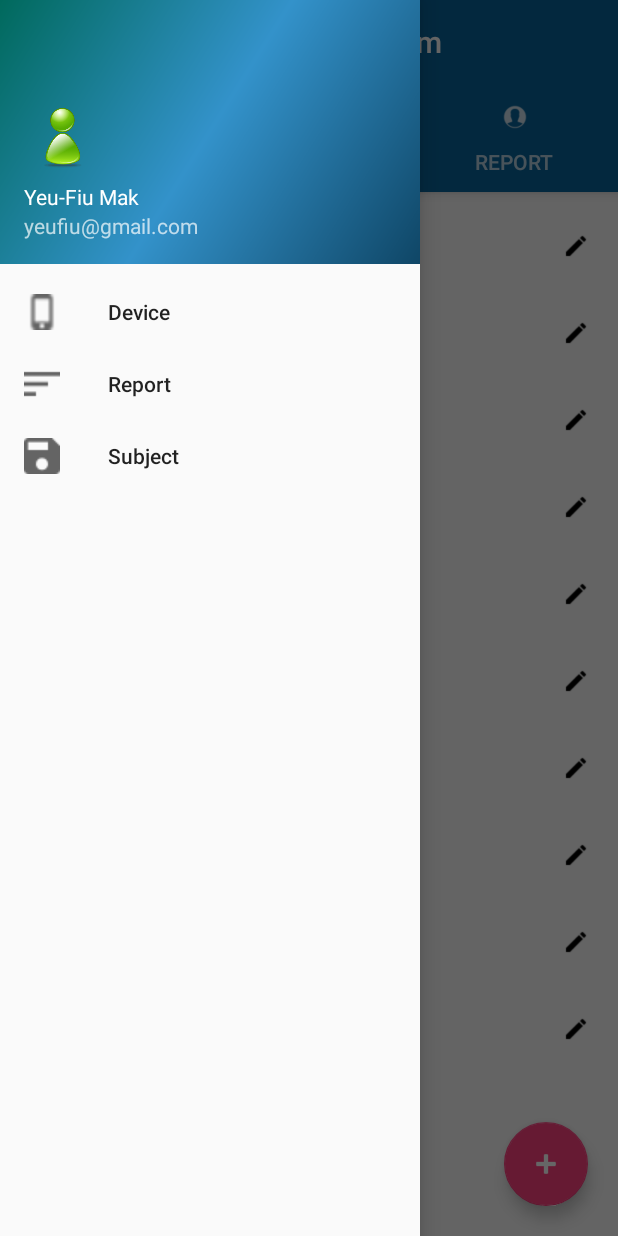
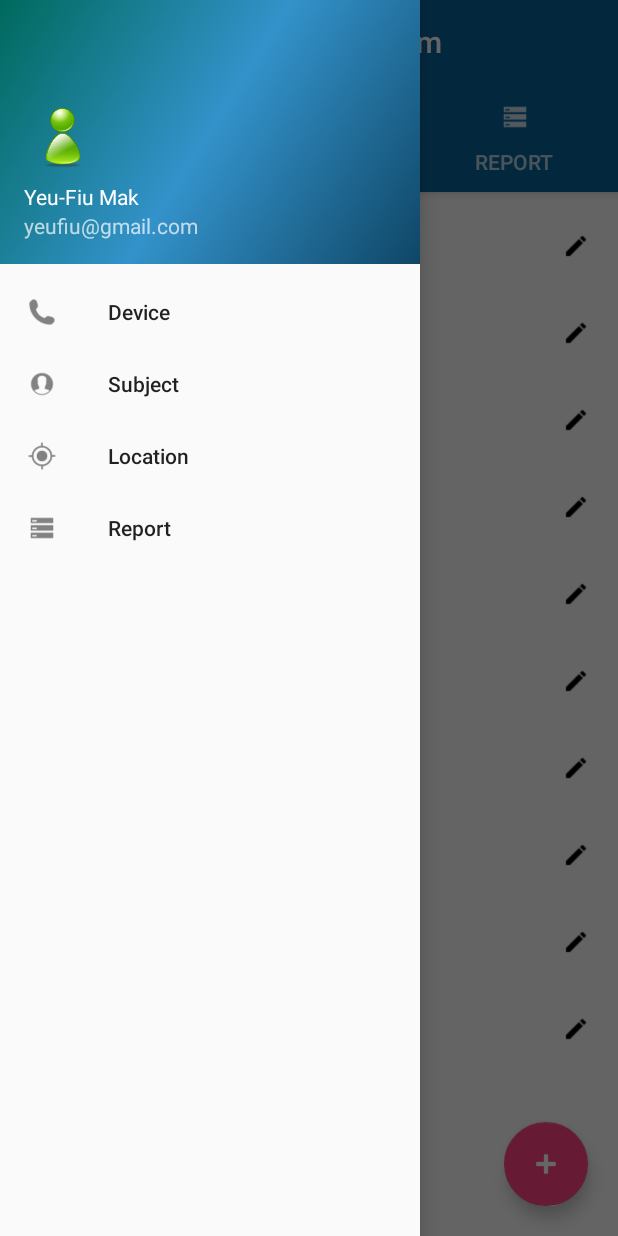
Before and after one commit to xuanphu262/FeedbackSystem, an Android app: the screen it shows after launch (AdminMainActivity), with the side drawer open, on a phone screen of 412 x 824 dp. Run offline under Robolectric (Android 15) with nearby library versions, the phone set to English and light mode, and no system bars.

Commit message:
-- change icon for menu bar

```diff
--- a/FeedbackSystemApp/app/src/main/AndroidManifest.xml
+++ b/FeedbackSystemApp/app/src/main/AndroidManifest.xml
@@ -9,7 +9,7 @@
 
     <application
         android:allowBackup="true"
-        android:icon="@mipmap/ic_launcher"
+        android:icon="@drawable/ic_feedback_app"
         android:label="@string/app_name"
         android:roundIcon="@mipmap/ic_launcher_round"
         android:supportsRtl="true"
--- a/FeedbackSystemApp/app/src/main/java/android/mobile/feedbacksystem/ui/admin/AdminMainActivity.java
+++ b/FeedbackSystemApp/app/src/main/java/android/mobile/feedbacksystem/ui/admin/AdminMainActivity.java
@@ -27,8 +27,8 @@ public class AdminMainActivity extends AppCompatActivity
     private TabLayout tabLayout;
     private int[] tabIcons = {
             R.drawable.ic_tab_call,
-            R.drawable.ic_tab_favourite,
-            R.drawable.ic_tab_contacts};
+            R.drawable.ic_location_found,
+            R.drawable.ic_tab_report};
 
     @Override
     protected void onCreate(Bundle savedInstanceState) {
--- a/FeedbackSystemApp/app/src/main/res/menu/activity_admin_main_drawer.xml
+++ b/FeedbackSystemApp/app/src/main/res/menu/activity_admin_main_drawer.xml
@@ -6,17 +6,20 @@
     <group android:checkableBehavior="single">
         <item
             android:id="@+id/nav_device"
-            android:icon="@drawable/ic_device"
+            android:icon="@drawable/ic_tab_call"
             android:title="Device" />
         <item
+            android:id="@+id/nav_subject"
+            android:icon="@drawable/ic_tab_contacts"
+            android:title="Subject" />
+        <item
+            android:id="@+id/nav_location"
+            android:icon="@drawable/ic_location_found"
+            android:title="Location" />
+        <item
             android:id="@+id/nav_report"
-            android:icon="@drawable/ic_menu_report"
+            android:icon="@drawable/ic_tab_report"
             android:title="Report" />
-        <item
-            android:id="@+id/nav_subject"
-            android:icon="@drawable/ic_menu_subject"
-            android:title="Subject" />
-
     </group>
 
 
```
Also changed, not shown: FeedbackSystemApp/app/src/main/res/drawable/ic_location_found.png (added), FeedbackSystemApp/app/src/main/res/drawable/ic_tab_chart.png (added), FeedbackSystemApp/app/src/main/res/drawable/ic_tab_location.png (added), FeedbackSystemApp/app/src/main/res/drawable/ic_tab_report.png (added).
